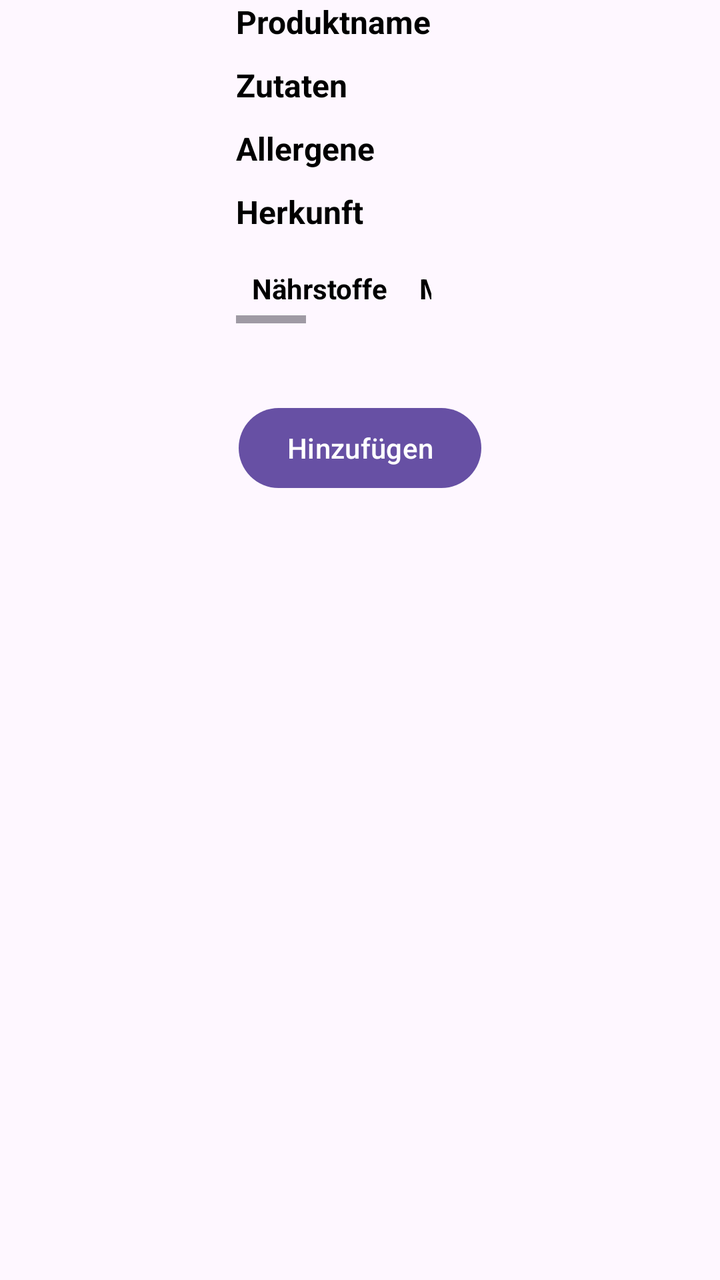
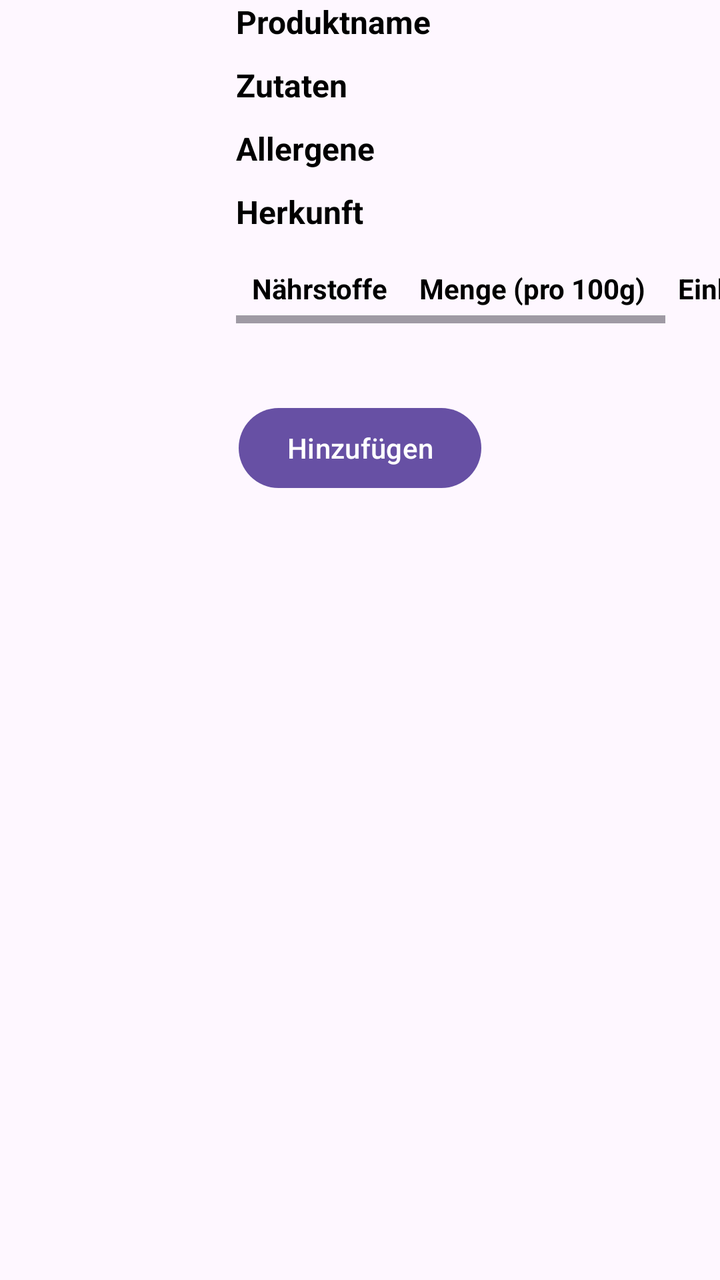

Before-and-after screenshots of an Android layout around one commit, followed by the original layout XML and the change that was made.
<!-- AndroidManifest.xml: application theme Theme.EinkaufslisteAndroid -->
<!-- res/layout/fragment_product_details.xml -->
<?xml version="1.0" encoding="utf-8"?>
<LinearLayout xmlns:android="http://schemas.android.com/apk/res/android"
    xmlns:tools="http://schemas.android.com/tools"
    android:layout_width="wrap_content"
    android:layout_height="match_parent"
    tools:context=".fragment.ProductDetailsFragment"
    android:orientation="vertical">


<LinearLayout
    android:layout_width="wrap_content"
    android:layout_height="wrap_content"
    android:orientation="horizontal">

    <ImageView
        android:id="@+id/produktBildDetails"
        android:layout_marginTop="10dp"
        android:layout_marginStart="10dp"
        android:layout_width="100dp"
        android:layout_height="100dp"
        android:layout_marginEnd="8dp"
        android:scaleType="centerCrop"/>

    <ScrollView
        android:layout_width="wrap_content"
        android:layout_height="200dp">

        <LinearLayout
            android:layout_width="wrap_content"
            android:layout_height="wrap_content"
            android:orientation="vertical">

            <TextView
                android:id="@+id/produktNameText"
                android:layout_width="wrap_content"
                android:layout_height="wrap_content"
                android:text="@string/produktname"
                android:textStyle="bold"
                android:textSize="16sp"
                android:layout_marginBottom="10dp"
                />
            <TextView
                android:id="@+id/produktZutatenText"
                android:layout_width="wrap_content"
                android:layout_height="wrap_content"
                android:text="@string/zutaten"
                android:textStyle="bold"
                android:textSize="16sp"
                android:layout_marginBottom="10dp"
                />
            <TextView
                android:id="@+id/produktAllergeneText"
                android:layout_width="wrap_content"
                android:layout_height="wrap_content"
                android:text="@string/allergene"
                android:textSize="16sp"
                android:textStyle="bold"
                android:layout_marginBottom="10dp"/>
            <TextView
                android:id="@+id/produktHerkunftText"
                android:layout_width="wrap_content"
                android:layout_height="wrap_content"
                android:text="@string/herkunft"
                android:textSize="16sp"
                android:textStyle="bold"
                android:layout_marginBottom="10dp"/>
            <HorizontalScrollView
                android:layout_width="match_parent"
                android:layout_height="wrap_content">
                <TableLayout
                    android:id="@+id/nutriTabelle"
                    android:layout_width="wrap_content"
                    android:layout_height="wrap_content">
                    <TableRow>
                        <TextView
                            android:text="Nährstoffe"
                            android:textStyle="bold"
                            android:padding="8dp"/>
                        <TextView
                            android:text="Menge (pro 100g)"
                            android:textStyle="bold"
                            android:padding="8dp"/>
                        <TextView
                            android:text="Einheit"
                            android:textStyle="bold"
                            android:padding="8dp"/>
                    </TableRow>

                </TableLayout>
            </HorizontalScrollView>


        </LinearLayout>

    </ScrollView>


</LinearLayout>

    <Button
        android:layout_width="wrap_content"
        android:layout_height="wrap_content"
        android:id="@+id/produktHinzufuegen"
        android:text="@string/hinzuf_gen"
        android:layout_gravity="center"
        />

</LinearLayout>
<!-- resources referenced by this layout -->
<resources>
  <string name="allergene">Allergene</string>
  <string name="herkunft">Herkunft</string>
  <string name="hinzuf_gen">Hinzufügen</string>
  <string name="produktname">Produktname</string>
  <string name="zutaten">Zutaten</string>
  <style name="Theme.EinkaufslisteAndroid" parent="Base.Theme.EinkaufslisteAndroid" />
  <style name="Base.Theme.EinkaufslisteAndroid" parent="Theme.Material3.DayNight.NoActionBar">
          
          
          <item name="android:textColor">@color/black</item>
      </style>
  <color name="black">#FF000000</color>
</resources>

<!-- the commit's change to res/layout/fragment_product_details.xml (unified diff, before → after) -->
@@ -32,7 +32,7 @@
 
             <TextView
                 android:id="@+id/produktNameText"
-                android:layout_width="wrap_content"
+                android:layout_width="match_parent"
                 android:layout_height="wrap_content"
                 android:text="@string/produktname"
                 android:textStyle="bold"
@@ -41,7 +41,7 @@
                 />
             <TextView
                 android:id="@+id/produktZutatenText"
-                android:layout_width="wrap_content"
+                android:layout_width="match_parent"
                 android:layout_height="wrap_content"
                 android:text="@string/zutaten"
                 android:textStyle="bold"
@@ -50,7 +50,7 @@
                 />
             <TextView
                 android:id="@+id/produktAllergeneText"
-                android:layout_width="wrap_content"
+                android:layout_width="match_parent"
                 android:layout_height="wrap_content"
                 android:text="@string/allergene"
                 android:textSize="16sp"
@@ -58,7 +58,7 @@
                 android:layout_marginBottom="10dp"/>
             <TextView
                 android:id="@+id/produktHerkunftText"
-                android:layout_width="wrap_content"
+                android:layout_width="match_parent"
                 android:layout_height="wrap_content"
                 android:text="@string/herkunft"
                 android:textSize="16sp"
